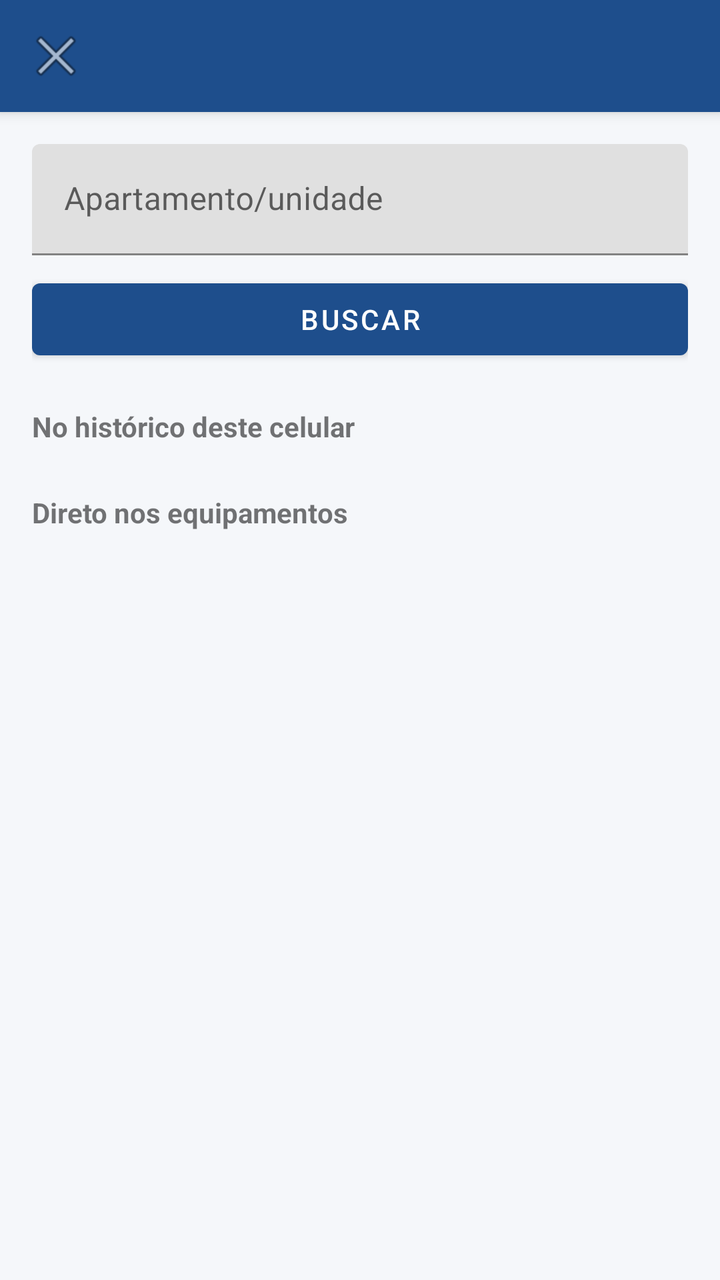
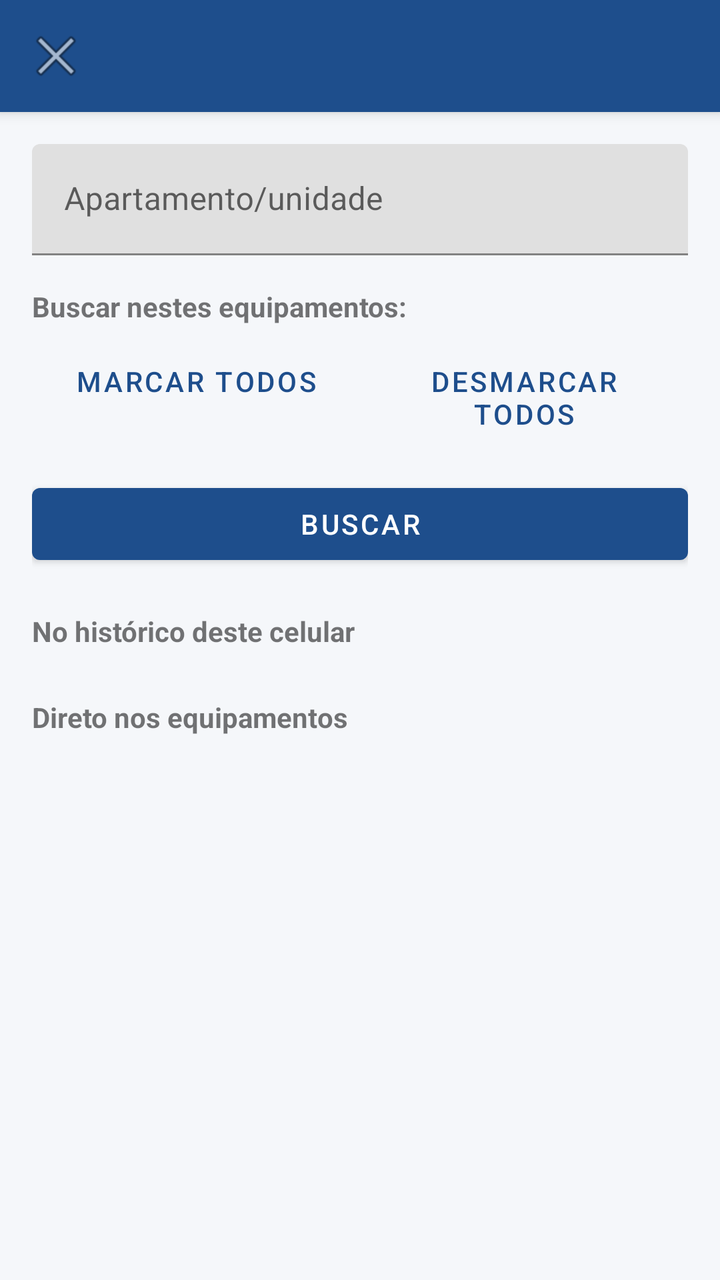

Screens rendered from an Android XML layout before and after an edit, with the pre-edit source and the edit as a unified diff.
<!-- AndroidManifest.xml: application theme Theme.FacialApp -->
<!-- res/layout/activity_busca.xml -->
<?xml version="1.0" encoding="utf-8"?>
<androidx.coordinatorlayout.widget.CoordinatorLayout
    xmlns:android="http://schemas.android.com/apk/res/android"
    xmlns:app="http://schemas.android.com/apk/res-auto"
    android:layout_width="match_parent"
    android:layout_height="match_parent">

    <com.google.android.material.appbar.AppBarLayout
        android:layout_width="match_parent"
        android:layout_height="wrap_content">
        <androidx.appcompat.widget.Toolbar
            android:id="@+id/toolbar"
            android:layout_width="match_parent"
            android:layout_height="?attr/actionBarSize"
            android:background="@color/primary"
            android:title="Buscar cadastro"
            android:titleTextColor="#FFFFFF"
            app:navigationIcon="@android:drawable/ic_menu_close_clear_cancel" />
    </com.google.android.material.appbar.AppBarLayout>

    <androidx.core.widget.NestedScrollView
        android:layout_width="match_parent"
        android:layout_height="match_parent"
        app:layout_behavior="@string/appbar_scrolling_view_behavior">

        <LinearLayout
            android:layout_width="match_parent"
            android:layout_height="wrap_content"
            android:orientation="vertical"
            android:padding="16dp">

            <com.google.android.material.textfield.TextInputLayout
                android:layout_width="match_parent" android:layout_height="wrap_content"
                android:hint="Apartamento/unidade">
                <com.google.android.material.textfield.TextInputEditText
                    android:id="@+id/editApartamentoBusca" android:layout_width="match_parent" android:layout_height="wrap_content"
                    android:inputType="number" />
            </com.google.android.material.textfield.TextInputLayout>

            <com.google.android.material.button.MaterialButton
                android:id="@+id/btnBuscar"
                android:layout_width="match_parent"
                android:layout_height="wrap_content"
                android:layout_marginTop="8dp"
                android:text="Buscar" />

            <TextView
                android:text="No histórico deste celular"
                android:textStyle="bold"
                android:layout_marginTop="20dp"
                android:layout_width="wrap_content"
                android:layout_height="wrap_content" />
            <LinearLayout
                android:id="@+id/containerHistorico"
                android:layout_width="match_parent"
                android:layout_height="wrap_content"
                android:orientation="vertical"
                android:layout_marginTop="4dp" />

            <TextView
                android:text="Direto nos equipamentos"
                android:textStyle="bold"
                android:layout_marginTop="20dp"
                android:layout_width="wrap_content"
                android:layout_height="wrap_content" />
            <LinearLayout
                android:id="@+id/containerEquipamentos"
                android:layout_width="match_parent"
                android:layout_height="wrap_content"
                android:orientation="vertical"
                android:layout_marginTop="4dp" />

        </LinearLayout>
    </androidx.core.widget.NestedScrollView>
</androidx.coordinatorlayout.widget.CoordinatorLayout>
<!-- resources referenced by this layout -->
<resources>
  <color name="primary">#1E4E8C</color>
  <style name="Theme.FacialApp" parent="Theme.MaterialComponents.Light.NoActionBar">
          <item name="colorPrimary">@color/primary</item>
          <item name="colorPrimaryDark">@color/primary_dark</item>
          <item name="colorAccent">@color/accent</item>
          <item name="android:windowBackground">@color/background</item>
      </style>
  <color name="primary_dark">#12315A</color>
  <color name="accent">#F2994A</color>
  <color name="background">#F5F7FA</color>
</resources>

<!-- the commit's change to res/layout/activity_busca.xml (unified diff, before → after) -->
@@ -37,11 +37,48 @@
                     android:inputType="number" />
             </com.google.android.material.textfield.TextInputLayout>
 
+            <TextView
+                android:text="Buscar nestes equipamentos:"
+                android:textStyle="bold"
+                android:layout_marginTop="16dp"
+                android:layout_width="wrap_content"
+                android:layout_height="wrap_content" />
+
+            <LinearLayout
+                android:layout_width="match_parent"
+                android:layout_height="wrap_content"
+                android:orientation="horizontal"
+                android:layout_marginTop="4dp">
+
+                <com.google.android.material.button.MaterialButton
+                    android:id="@+id/btnMarcarTodos"
+                    style="@style/Widget.MaterialComponents.Button.TextButton"
+                    android:layout_width="0dp"
+                    android:layout_weight="1"
+                    android:layout_height="wrap_content"
+                    android:text="Marcar todos" />
+
+                <com.google.android.material.button.MaterialButton
+                    android:id="@+id/btnDesmarcarTodos"
+                    style="@style/Widget.MaterialComponents.Button.TextButton"
+                    android:layout_width="0dp"
+                    android:layout_weight="1"
+                    android:layout_height="wrap_content"
+                    android:text="Desmarcar todos" />
+            </LinearLayout>
+
+            <LinearLayout
+                android:id="@+id/containerChecklistBusca"
+                android:layout_width="match_parent"
+                android:layout_height="wrap_content"
+                android:orientation="vertical"
+                android:layout_marginTop="4dp" />
+
             <com.google.android.material.button.MaterialButton
                 android:id="@+id/btnBuscar"
                 android:layout_width="match_parent"
                 android:layout_height="wrap_content"
-                android:layout_marginTop="8dp"
+                android:layout_marginTop="12dp"
                 android:text="Buscar" />
 
             <TextView
